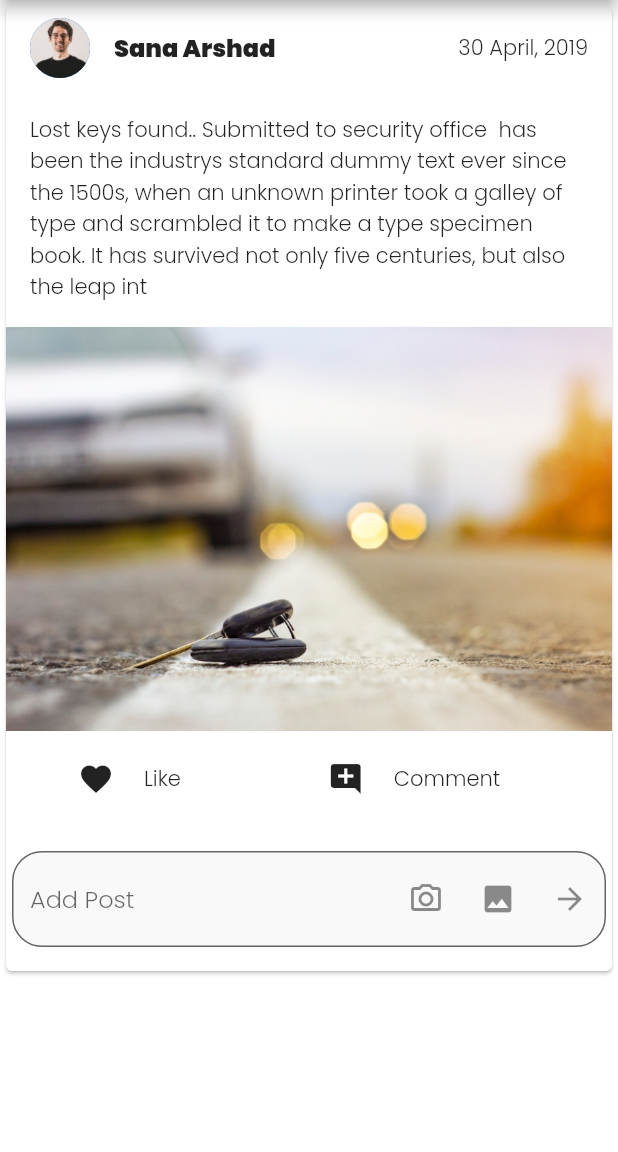
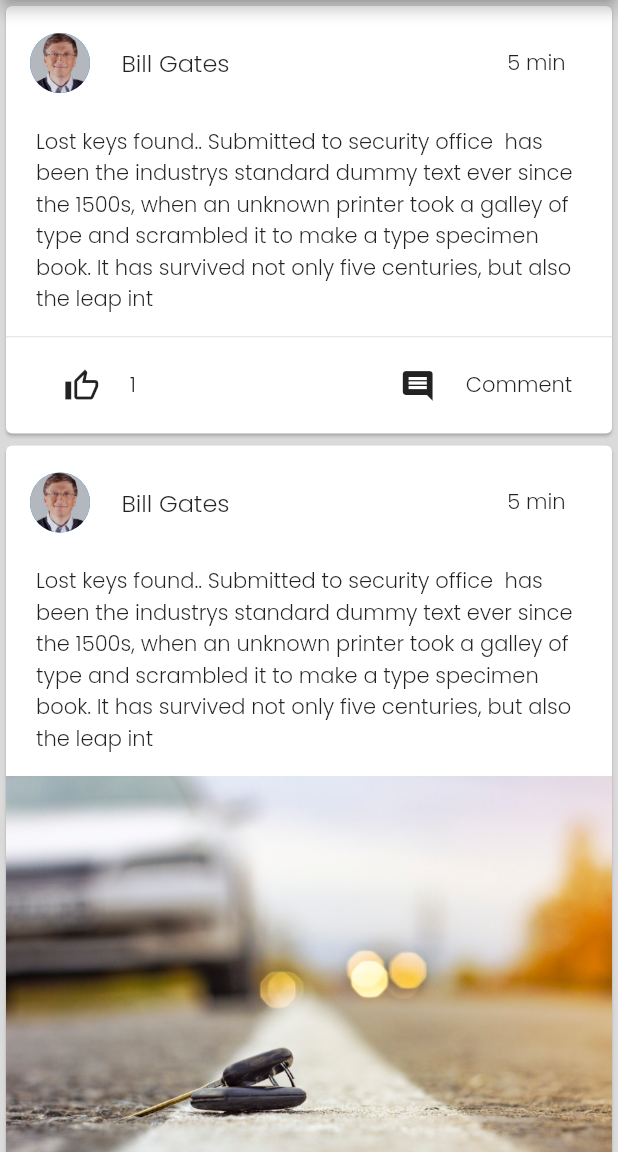
Before and after one commit to haseeburrehmanfaheem/BackSpace, a Flutter app: the Feed screen opened directly, on a phone screen of 412 x 824 dp, the part 84-1236 px from its top. Run offline on Flutter 3.47's test engine with Material 2 defaults, Android fonts, the phone set to English and light mode, and no system bars; our stand-ins replace cloud_firestore, firebase_auth, firebase_core, firebase_storage, flutter_rating_bar, fluttertoast and 4 more; accounts and stored records are empty.

Commit message:
NEwsfeed UI and Msgs UI

```diff
--- a/lib/components/newsFeed/post-body/posts-text.dart
+++ b/lib/components/newsFeed/post-body/posts-text.dart
@@ -7,10 +7,9 @@ class PostBody extends StatelessWidget {
   @override
   Widget build(BuildContext context) {
     return Padding(
-      padding: const EdgeInsets.all(16.0),
+      padding: const EdgeInsets.symmetric(horizontal: 20.0, vertical: 14),
       child: Text(
         postSummary,
-        style: const TextStyle(fontFamily: "Poppins"),
       ),
     );
   }
--- a/lib/components/newsFeed/post-header/user-icon-name.dart
+++ b/lib/components/newsFeed/post-header/user-icon-name.dart
@@ -13,9 +13,18 @@ class UserIconName extends StatelessWidget {
   Widget build(BuildContext context) {
     return ListTile(
       leading: CircleAvatar(backgroundImage: AssetImage(userImage)),
-      title:
-          Text(username, style: const TextStyle(fontWeight: FontWeight.bold)),
-      trailing: Text(postTime),
+      title: Padding(
+        padding: EdgeInsets.only(left: 5),
+        child:
+            Text(username, style: const TextStyle(fontWeight: FontWeight.w500)),
+      ),
+      trailing: Padding(
+        padding: EdgeInsets.only(right: 15),
+        child: Text(
+          postTime,
+          style: const TextStyle(fontWeight: FontWeight.w500),
+        ),
+      ),
     );
   }
 }
--- a/lib/main.dart
+++ b/lib/main.dart
@@ -53,10 +53,10 @@ class MyApp extends StatelessWidget {
       title: 'Backspace',
       debugShowCheckedModeBanner: false,
 
-      home: a ? BottomNavigation() : Home(),
+      //home: a ? BottomNavigation() : Home(),
 
       // FirebaseAuth.instance.signOut();
-      // home: BottomNavigation(),
+      home: BottomNavigation(),
     );
   }
 }
--- a/lib/pages/NFeed.dart
+++ b/lib/pages/NFeed.dart
@@ -8,7 +8,7 @@ import 'package:backspace/helper/demo_values.dart';
 import 'package:flutter/services.dart';
 import 'package:flutter/widgets.dart';
 import 'package:image_picker/image_picker.dart';
-import 'package:sticky_float_button/sticky_float_button.dart';
+//import 'package:sticky_float_button/sticky_float_button.dart';
 
 import '../components/newsFeed/post-body/posts-text.dart';
 import '../components/newsFeed/post-header/user-icon-name.dart';
@@ -19,11 +19,10 @@ final usersRef = FirebaseFirestore.instance
 class Feed extends StatelessWidget {
   const Feed({Key? key}) : super(key: key);
 
-
   @override
   Widget build(BuildContext context) {
     return Scaffold(
-      backgroundColor: Colors.white,
+      backgroundColor: Color(0xffDADADA),
       drawer: const MyDrawer(),
       appBar: AppBar(
         leading: Builder(
@@ -40,7 +39,8 @@ class Feed extends StatelessWidget {
                   onPressed: () {
                     showSearch(
                       context: context,
-                    delegate: MyDelegate(),);
+                      delegate: MyDelegate(),
+                    );
                     // Navigator.push(
                     //   context,
                     //   MaterialPageRoute(builder: (context) => const Noti()),
@@ -65,74 +65,20 @@ class Feed extends StatelessWidget {
       ),
       body: ListView(
         children: const <Widget>[
-          Post(),
-          // AddPost(),
-        ],
+          Post(
+            userName: "Bill Gates",
+            userimage: "assets/images/bill-gates.jpg",
+            time: "5 min",
+            //PostImg: "",
           ),
-    );
-  }
-}
 
-class timeline extends StatefulWidget {
-  @override
-  _timeline createState() => _timeline();
-}
-
-class _timeline extends State<timeline> {
-  @override
-  void initState() {
-    getUsers();
-    super.initState();
-  }
-
-  Future<void> getUsers() async {
-    // Get docs from collection reference
-    QuerySnapshot querySnapshot = await usersRef.get();
-
-    // Get data from docs and convert map to List
-    querySnapshot.docs.forEach((doc) {
-      print(doc.id);
-    });
-    //  final allData = querySnapshot.docs.map((doc) => doc.data()).toList();
-
-    // print(allData);
-  }
-
-  @override
-  Widget build(BuildContext context) {
-    return Scaffold(
-      backgroundColor: Colors.white,
-      drawer: MyDrawer(),
-      appBar: AppBar(
-        leading: Builder(
-          builder: (context) => IconButton(
-            icon: const Icon(Icons.menu),
-            onPressed: () => Scaffold.of(context).openDrawer(),
+          Post(
+            userName: "Bill Gates",
+            userimage: "assets/images/bill-gates.jpg",
+            time: "5 min",
+            PostImg: "assets/images/keys.jpg",
           ),
-        ),
-        title: const Text('News Feed', style: TextStyle(fontFamily: "Poppins")),
-        actions: [
-          const Padding(
-              padding: EdgeInsets.symmetric(horizontal: 24),
-              child: Icon(Icons.search, color: Colors.black)),
-          Padding(
-              padding: const EdgeInsets.symmetric(horizontal: 16),
-              child: IconButton(
-                icon: const Icon(Icons.notifications_outlined),
-                onPressed: () {
-                  Navigator.push(
-                    context,
-                    MaterialPageRoute(builder: (context) => const Noti()),
-                  );
-                },
-              ))
-        ],
-        backgroundColor: Colors.white,
-        foregroundColor: Colors.black,
-      ),
-      body: ListView(
-        children: const <Widget>[
-          Post(),
+          AddPostForm(),
           // AddPost(),
         ],
       ),
@@ -151,7 +97,7 @@ class _timeline extends State<timeline> {
 //     print(allData);
 // }
 
-newPage (context) {
+newPage(context) {
   Navigator.push(
     context,
     MaterialPageRoute(builder: (context) => const Noti()),
@@ -159,10 +105,16 @@ newPage (context) {
 }
 
 class Post extends StatelessWidget {
-  const Post({
-    Key? key,
-  }) : super(key: key);
-  static const String _username = 'Sana Arshad';
+  final String userName;
+  final String userimage;
+  final String time;
+  final String? PostImg;
+
+  const Post(
+      {required this.userName,
+      required this.userimage,
+      required this.time,
+      this.PostImg});
 
   @override
   Widget build(BuildContext context) {
@@ -170,15 +122,16 @@ class Post extends StatelessWidget {
       clipBehavior: Clip.antiAlias,
       child: Column(
         children: [
-          const UserIconName(
-            userImage: DemoValues.userImage,
-            username: _username,
-            postTime: DemoValues.postTime,
+          const Padding(padding: EdgeInsets.only(top: 10)),
+          UserIconName(
+            userImage: userimage,
+            username: userName,
+            postTime: time,
           ),
           const PostBody(postSummary: DemoValues.postSummary),
-          Image.asset('assets/images/keys.jpg'),
+          if (PostImg != null) Image.asset(PostImg!),
+          Divider(height: 1),
           const PostFooter(),
-          const AddPostForm(),
         ],
       ),
     );
@@ -196,12 +149,12 @@ class PostFooter extends StatefulWidget {
 class _PostFooter extends State<PostFooter> {
   @override
   Widget build(BuildContext context) {
+    var x = 1;
     return ButtonBar(
-      alignment: MainAxisAlignment.start,
+      alignment: MainAxisAlignment.center,
       children: [
-        const Padding(padding: EdgeInsets.only(left: 20.0)),
         IconButton(
-          icon: const Icon(Icons.favorite),
+          icon: const Icon(Icons.thumb_up_alt_outlined),
           onPressed: () {
             // showSearch(
             //   context: context,
@@ -209,14 +162,17 @@ class _PostFooter extends State<PostFooter> {
             // Set State for Likes and update db.
           },
         ),
-        const Text('Like', style: TextStyle(fontFamily: "Poppins")),
+        Text(x.toString()),
+        const Padding(padding: EdgeInsets.only(right: 70)),
         const Padding(padding: EdgeInsets.only(left: 70.0)),
-        IconButton(
-          icon: const Icon(Icons.add_comment),
+        Align(
+            alignment: Alignment.centerRight,
+            child: IconButton(
+              icon: const Icon(Icons.comment),
               onPressed: () {
                 // pass
               },
-        ),
+            )),
         const Text('Comment', style: TextStyle(fontFamily: "Poppins")),
       ],
     );
@@ -306,21 +262,18 @@ class AddPostFormState extends State<AddPostForm> {
   }
 }
 
-
 class MyDelegate extends SearchDelegate {
   @override
   Widget? buildLeading(BuildContext context) => IconButton(
-    onPressed: () => close(context, null),
-    icon: Icon(Icons.arrow_back));
+      onPressed: () => close(context, null), icon: Icon(Icons.arrow_back));
 
   @override
   List<Widget>? buildActions(BuildContext context) => [
         IconButton(
             onPressed: () {
-        if(query.isEmpty){
+              if (query.isEmpty) {
                 close(context, null);
-        }
-        else {
+              } else {
                 query = '';
               }
               // query = '';
@@ -332,12 +285,13 @@ class MyDelegate extends SearchDelegate {
   Widget buildResults(BuildContext context) => Center(
         child: Text(
           query,
-      style: const TextStyle(fontSize: 20,),
+          style: const TextStyle(
+            fontSize: 20,
+          ),
         ),
       );
   // TODO: implement buildResults
   // throw UnimplementedError();
-
 
   @override
   Widget buildSuggestions(BuildContext context) {
@@ -357,7 +311,7 @@ class MyDelegate extends SearchDelegate {
           onTap: () {
             query = sug;
             showResults(context);
-          } ,
+          },
         );
       },
     );
```
Also changed, not shown: lib/pages/LumsMap.dart (+5 -7 lines), lib/pages/Messages.dart (+85 -9 lines). Lines whose indentation alone changed are shown as unchanged.
